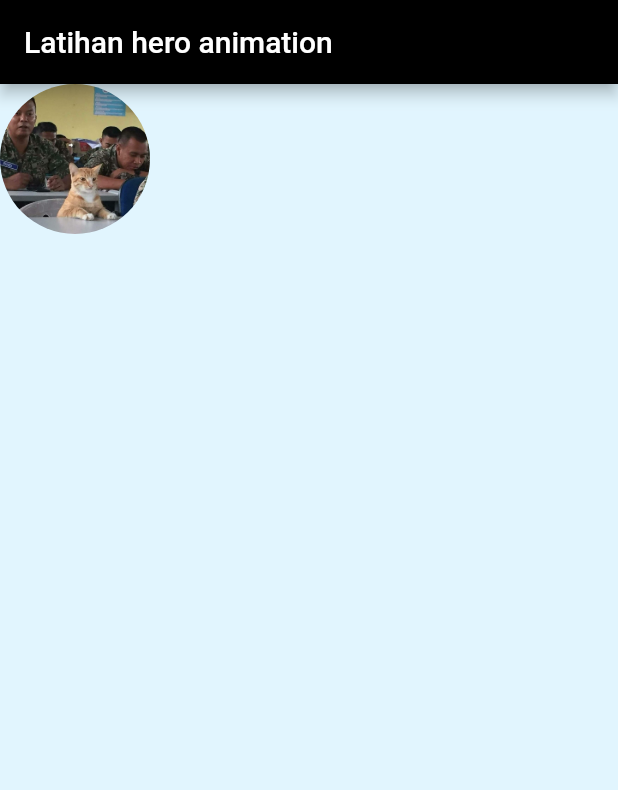
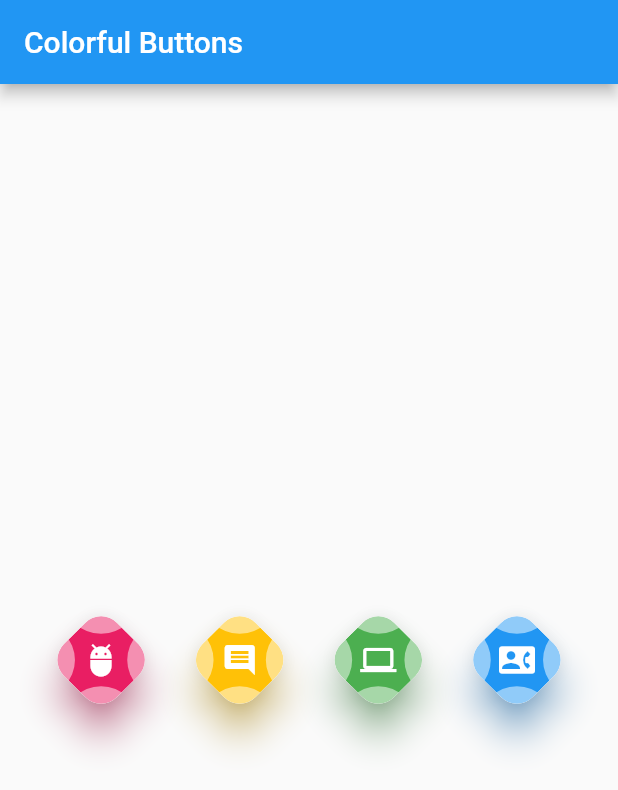
Before and after one commit to dwitio/learn_flutter, a Flutter app: the screen it shows after launch, on a phone screen of 412 x 824 dp. Shown: the top 790 px of the screen. Run offline on Flutter 3.47's test engine with Material 2 defaults, Android fonts, the phone set to English and light mode, and no system bars; our stand-ins replace qr_flutter.

Commit message:
4rd commit

```diff
--- /dev/null
+++ b/lib/button_belah_ketupat_warna_warni.dart
@@ -0,0 +1,24 @@
+import 'package:flutter/material.dart';
+import 'colorful_button.dart';
+
+class ButtonBelahKetupatWarnaWarni extends StatelessWidget {
+  const ButtonBelahKetupatWarnaWarni({key}) : super(key: key);
+
+  @override
+  Widget build(BuildContext context) {
+    return Scaffold(
+      appBar: AppBar(title: const Text('Colorful Buttons'),),
+      body: Center(
+        child: Row(
+          mainAxisAlignment: MainAxisAlignment.spaceEvenly,
+          children: [
+            ColorfulButton(Colors.pink, Colors.blue, Icons.adb),
+            ColorfulButton(Colors.amber, Colors.red, Icons.comment),
+            ColorfulButton(Colors.green, Colors.purple, Icons.computer),
+            ColorfulButton(Colors.blue, Colors.yellow, Icons.contact_phone),
+          ],
+        ),
+      ),
+    );
+  }
+}
--- /dev/null
+++ b/lib/colorful_button.dart
@@ -0,0 +1,110 @@
+import 'dart:math';
+
+import 'package:flutter/material.dart';
+
+class ColorfulButton extends StatefulWidget {
+  Color mainColor, secondColor;
+  IconData iconData;
+
+  @override
+  State<ColorfulButton> createState() =>
+      _ColorfulButtonState(mainColor, secondColor, iconData);
+
+  ColorfulButton(this.mainColor, this.secondColor, this.iconData);
+}
+
+class _ColorfulButtonState extends State<ColorfulButton> {
+  bool isPressed = false;
+  Color mainColor, secondColor;
+  IconData iconData;
+
+  _ColorfulButtonState(this.mainColor, this.secondColor, this.iconData);
+
+  @override
+  Widget build(BuildContext context) {
+    return Transform.rotate(
+      angle: pi / 4,
+      child: GestureDetector(
+        onTapDown: (details) {setState(() {
+          isPressed = !isPressed;
+        });},
+        onTapUp: (details) {setState(() {
+          isPressed = !isPressed;
+        });},
+        onTapCancel: () {setState(() {
+          isPressed = !isPressed;
+        });},
+        child: Material(
+          borderRadius: BorderRadius.circular(15),
+          elevation: (isPressed) ? 5 : 10,
+          shadowColor: (isPressed) ? secondColor : mainColor,
+          child: ClipRRect(
+            borderRadius: BorderRadius.circular(15),
+            child: Stack(
+              children: [
+                SizedBox(
+                  width: 50,
+                  height: 50,
+                  child: Material(
+                    borderRadius: BorderRadius.circular(15),
+                    color: (isPressed) ? secondColor : mainColor,
+                    child: Transform.rotate(
+                      angle: -pi / 4,
+                      child: Icon(iconData,
+                        color: Colors.white,
+                      ),
+                    ),
+                  ),
+                ),
+                Transform.translate(
+                  offset: const Offset(30, 30),
+                  child: SizedBox(
+                    width: 50,
+                    height: 50,
+                    child: Material(
+                      borderRadius: BorderRadius.circular(25),
+                      color: Colors.white.withOpacity(0.5),
+                    ),
+                  ),
+                ),
+                Transform.translate(
+                  offset: const Offset(-30, 30),
+                  child: SizedBox(
+                    width: 50,
+                    height: 50,
+                    child: Material(
+                      borderRadius: BorderRadius.circular(25),
+                      color: Colors.white.withOpacity(0.5),
+                    ),
+                  ),
+                ),
+                Transform.translate(
+                  offset: const Offset(-30, -30),
+                  child: SizedBox(
+                    width: 50,
+                    height: 50,
+                    child: Material(
+                      borderRadius: BorderRadius.circular(25),
+                      color: Colors.white.withOpacity(0.5),
+                    ),
+                  ),
+                ),
+                Transform.translate(
+                  offset: const Offset(30, -30),
+                  child: SizedBox(
+                    width: 50,
+                    height: 50,
+                    child: Material(
+                      borderRadius: BorderRadius.circular(25),
+                      color: Colors.white.withOpacity(0.5),
+                    ),
+                  ),
+                ),
+              ],
+            ),
+          ),
+        ),
+      ),
+    );
+  }
+}
--- a/lib/main.dart
+++ b/lib/main.dart
@@ -2,6 +2,8 @@ import 'package:belajar_flutter/animatedcontainer_dan_gesturedetector.dart';
 import 'package:belajar_flutter/anonymous_method.dart';
 import 'package:belajar_flutter/aplikasi_flutter_pertama.dart';
 import 'package:belajar_flutter/appbar_gradasi.dart';
+import 'package:belajar_flutter/appbar_with_custom_height.dart';
+import 'package:belajar_flutter/button_belah_ketupat_warna_warni.dart';
 import 'package:belajar_flutter/card_widget.dart';
 import 'package:belajar_flutter/container_widget.dart';
 import 'package:belajar_flutter/draggable_dragtarget_sizedbox_material.dart';
@@ -14,10 +16,12 @@ import 'package:belajar_flutter/media_query.dart';
 import 'package:belajar_flutter/navigasi_multipage.dart';
 import 'package:belajar_flutter/opacity_custom_card.dart';
 import 'package:belajar_flutter/position_floatingactionbutton_loginpage.dart';
+import 'package:belajar_flutter/qrcode_widget.dart';
 import 'package:belajar_flutter/row_dan_column.dart';
 import 'package:belajar_flutter/spacer_widget.dart';
 import 'package:belajar_flutter/stack_dan_align_widget.dart';
 import 'package:belajar_flutter/stateless_dan_stateful_widget.dart';
+import 'package:belajar_flutter/tabbar_widget.dart';
 import 'package:belajar_flutter/text_widget.dart';
 import 'package:belajar_flutter/textfield_widget.dart';
 import 'package:belajar_flutter/textstyle.dart';
@@ -33,7 +37,7 @@ class MyApp extends StatelessWidget {
   Widget build(BuildContext context) {
     return const MaterialApp(
       debugShowCheckedModeBanner: false,
-      home: HeroDanClipRReact(),
+      home: ButtonBelahKetupatWarnaWarni(),
     );
   }
 }
--- a/pubspec.yaml
+++ b/pubspec.yaml
@@ -34,6 +34,7 @@ dependencies:
   # The following adds the Cupertino Icons font to your application.
   # Use with the CupertinoIcons class for iOS style icons.
   cupertino_icons: ^1.0.2
+  qr_flutter: ^2.1.0+55
 
 dev_dependencies:
   flutter_test:
```
Also changed, not shown: lib/appbar_with_custom_height.dart (added, +33 -0 lines), lib/qrcode_widget.dart (added, +23 -0 lines), lib/tabbar_widget.dart (added, +49 -0 lines), pubspec.lock.
